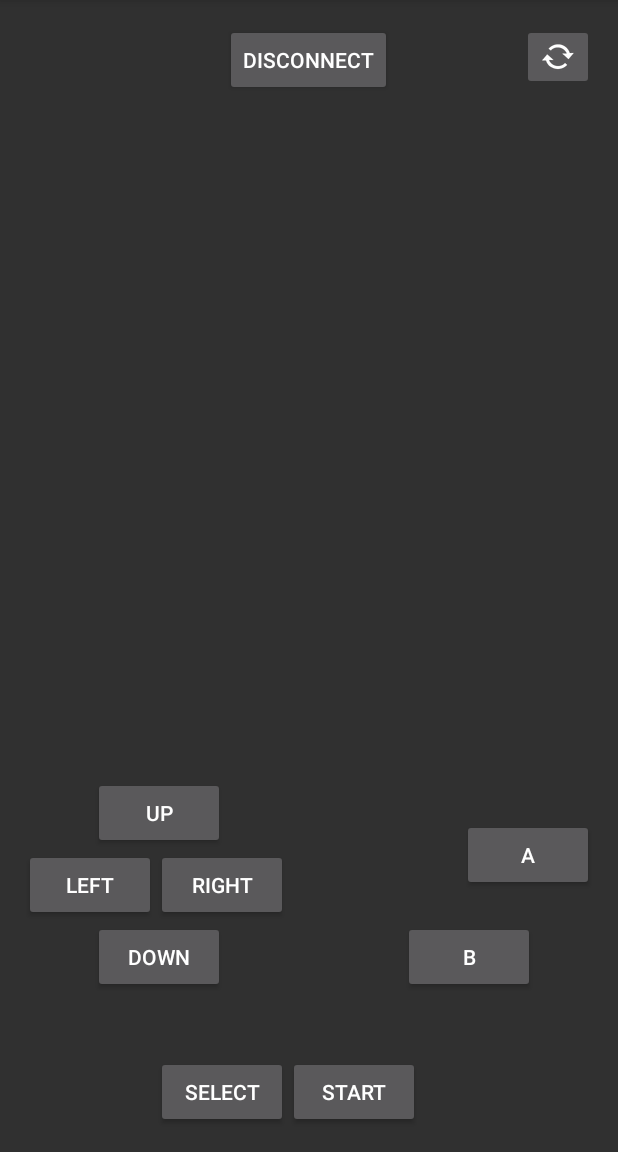
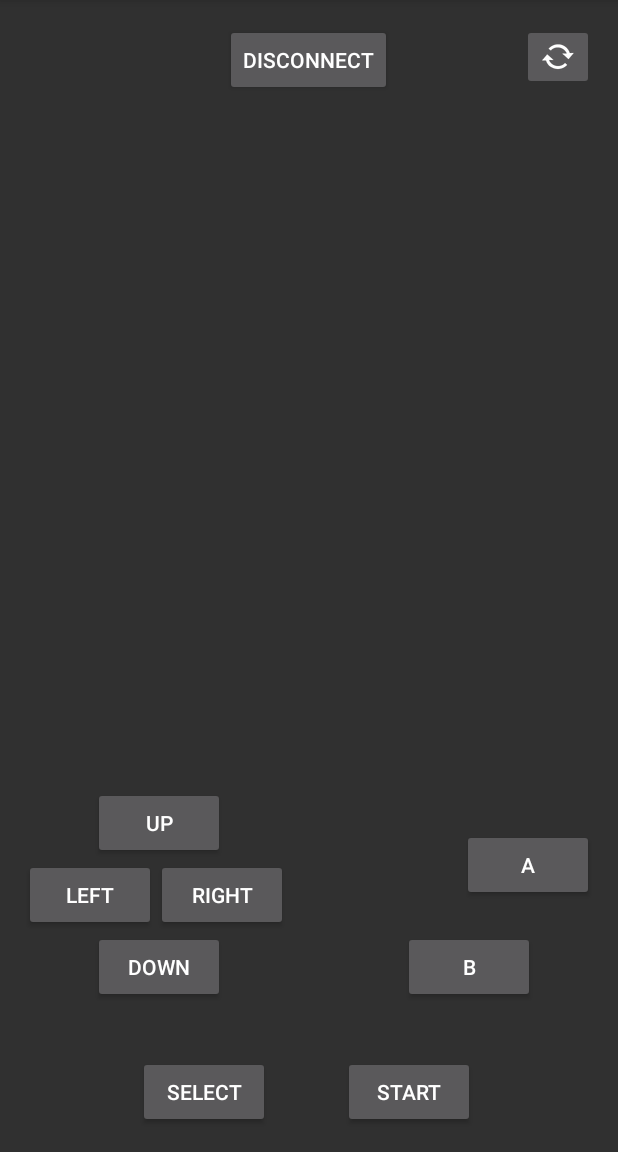
Before and after one commit to jlundstrom/Table-Framework, an Android app: the ControllerActivity screen opened directly, with no data from a screen before it, after a tap on an icon or button, on a phone screen of 412 x 824 dp, the part 84-1236 px from its top. Run offline under Robolectric (Android 15) with nearby library versions, the phone set to English and light mode, and no system bars; 3 statements that could not run were skipped.

Commit message:
Added time string identifier and changed btn layout (OCD) to support many screen sizes

```diff
--- a/AndroidGUI/app/src/main/java/com/remote/btcontroller/ControllerActivity.java
+++ b/AndroidGUI/app/src/main/java/com/remote/btcontroller/ControllerActivity.java
@@ -92,7 +92,7 @@ public class ControllerActivity extends AppCompatActivity implements OnTouchList
             {
                 DateFormat df = new SimpleDateFormat("HH-mm MM-dd-yy");
                 String date = df.format(Calendar.getInstance().getTime());
-                btWrite(date + "\0");
+                btWrite("t" + date + "\0");
             }
         });
 
--- a/AndroidGUI/app/src/main/res/layout/activity_bt_controller.xml
+++ b/AndroidGUI/app/src/main/res/layout/activity_bt_controller.xml
@@ -24,7 +24,8 @@
         android:layout_height="wrap_content"
         android:text="Select"
         android:layout_alignParentBottom="true"
-        android:layout_toStartOf="@+id/btn_start" />
+        android:layout_alignEnd="@+id/btn_right"
+        android:layout_marginEnd="12dp" />
 
     <Button
         android:id="@+id/btn_start"
@@ -32,7 +33,8 @@
         android:layout_height="wrap_content"
         android:text="Start"
         android:layout_alignParentBottom="true"
-        android:layout_toEndOf="@+id/btn_right" />
+        android:layout_toStartOf="@+id/btn_sync"
+        android:layout_marginEnd="31dp" />
 
     <Button
         android:id="@+id/btn_up"
@@ -47,10 +49,10 @@
         android:id="@+id/btn_down"
         android:layout_width="wrap_content"
         android:layout_height="wrap_content"
+        android:layout_marginBottom="35dp"
+        android:text="Down"
         android:layout_above="@+id/btn_select"
-        android:layout_alignStart="@+id/btn_up"
-        android:layout_marginBottom="42dp"
-        android:text="Down" />
+        android:layout_alignStart="@+id/btn_up" />
 
     <Button
         android:id="@+id/btn_a"
```
Also changed, not shown: 1 other file.
